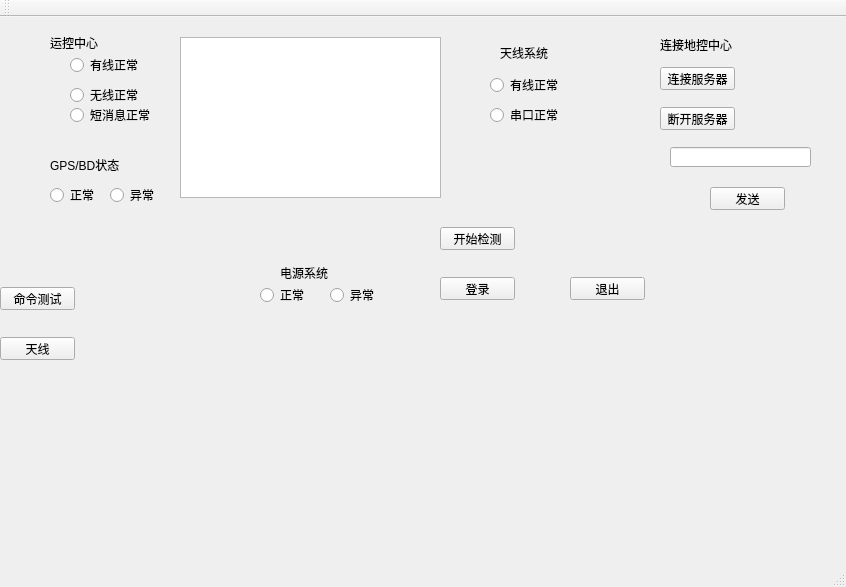
This is Project_gather/Project_gather.ui in mohanmode2008/Terminal as Qt 5 draws it before an edit. The edited form follows.
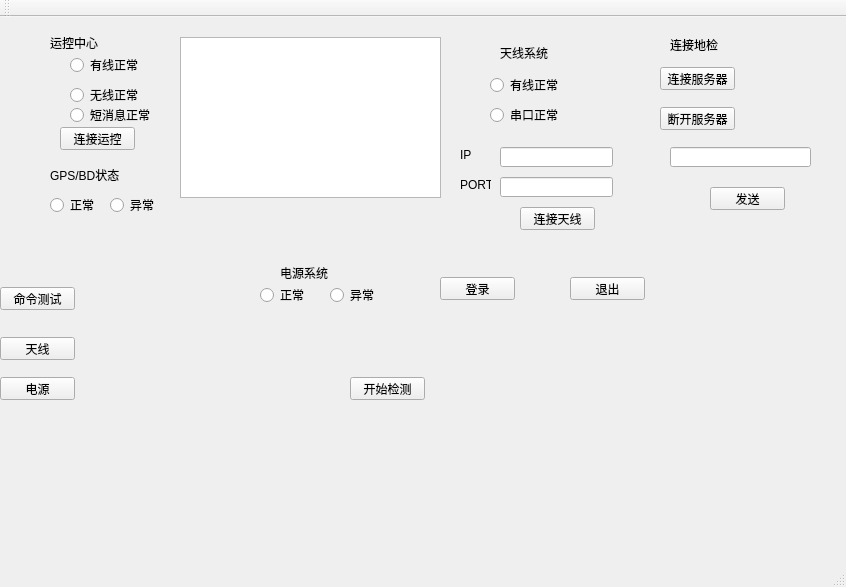
This is the edited form.

The edit to the form file:
```diff
--- a/Project_gather/Project_gather.ui
+++ b/Project_gather/Project_gather.ui
@@ -30,8 +30,8 @@
    <widget class="QPushButton" name="btn_startdetection">
     <property name="geometry">
      <rect>
-      <x>440</x>
-      <y>210</y>
+      <x>350</x>
+      <y>360</y>
       <width>75</width>
       <height>23</height>
      </rect>
@@ -154,21 +154,21 @@
    <widget class="QLabel" name="label_2">
     <property name="geometry">
      <rect>
-      <x>660</x>
+      <x>670</x>
       <y>20</y>
-      <width>81</width>
+      <width>51</width>
       <height>16</height>
      </rect>
     </property>
     <property name="text">
-     <string>连接地控中心</string>
+     <string>连接地检</string>
     </property>
    </widget>
    <widget class="QLabel" name="label_3">
     <property name="geometry">
      <rect>
       <x>50</x>
-      <y>140</y>
+      <y>150</y>
       <width>71</width>
       <height>16</height>
      </rect>
@@ -181,8 +181,8 @@
     <property name="geometry">
      <rect>
       <x>50</x>
-      <y>170</y>
-      <width>89</width>
+      <y>180</y>
+      <width>51</width>
       <height>16</height>
      </rect>
     </property>
@@ -194,8 +194,8 @@
     <property name="geometry">
      <rect>
       <x>110</x>
-      <y>170</y>
-      <width>89</width>
+      <y>180</y>
+      <width>51</width>
       <height>16</height>
      </rect>
     </property>
@@ -320,6 +320,91 @@
      <string>天线</string>
     </property>
    </widget>
+   <widget class="QPushButton" name="btn_to_connect_ground_ctl_as_client">
+    <property name="geometry">
+     <rect>
+      <x>60</x>
+      <y>110</y>
+      <width>75</width>
+      <height>23</height>
+     </rect>
+    </property>
+    <property name="text">
+     <string>连接运控</string>
+    </property>
+   </widget>
+   <widget class="QPushButton" name="btn_to_connect_ant">
+    <property name="geometry">
+     <rect>
+      <x>520</x>
+      <y>190</y>
+      <width>75</width>
+      <height>23</height>
+     </rect>
+    </property>
+    <property name="text">
+     <string>连接天线</string>
+    </property>
+   </widget>
+   <widget class="QLabel" name="label_6">
+    <property name="geometry">
+     <rect>
+      <x>460</x>
+      <y>160</y>
+      <width>31</width>
+      <height>16</height>
+     </rect>
+    </property>
+    <property name="text">
+     <string>PORT</string>
+    </property>
+   </widget>
+   <widget class="QLineEdit" name="line_ip">
+    <property name="geometry">
+     <rect>
+      <x>500</x>
+      <y>130</y>
+      <width>113</width>
+      <height>20</height>
+     </rect>
+    </property>
+   </widget>
+   <widget class="QLineEdit" name="line_port">
+    <property name="geometry">
+     <rect>
+      <x>500</x>
+      <y>160</y>
+      <width>113</width>
+      <height>20</height>
+     </rect>
+    </property>
+   </widget>
+   <widget class="QLabel" name="label_7">
+    <property name="geometry">
+     <rect>
+      <x>460</x>
+      <y>130</y>
+      <width>21</width>
+      <height>16</height>
+     </rect>
+    </property>
+    <property name="text">
+     <string>IP</string>
+    </property>
+   </widget>
+   <widget class="QPushButton" name="btn_to_power">
+    <property name="geometry">
+     <rect>
+      <x>0</x>
+      <y>360</y>
+      <width>75</width>
+      <height>23</height>
+     </rect>
+    </property>
+    <property name="text">
+     <string>电源</string>
+    </property>
+   </widget>
   </widget>
   <widget class="QMenuBar" name="menuBar">
    <property name="geometry">
```
Left out of the diff: 82 changed lines with no effect on the pictures.
